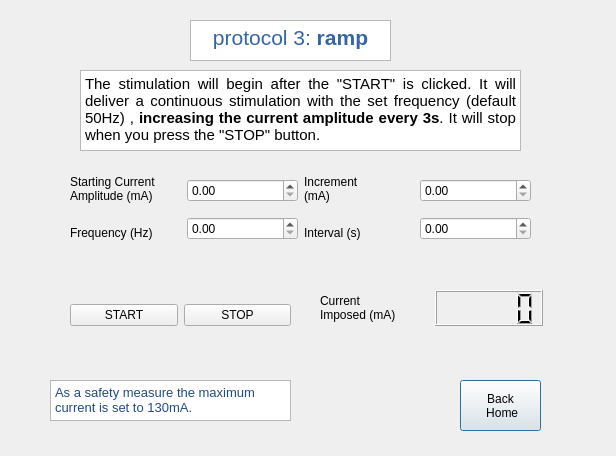
The window that _Stimulation/stimulation_GUI/protocol3.ui (annasparapani/MScThesis_tSCS) describes before a commit, drawn with Qt 5.
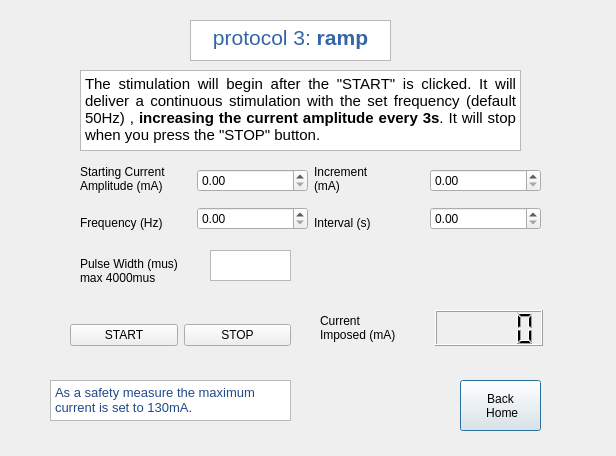
The same window after the commit.

What changed in the file:
```diff
--- a/_Stimulation/stimulation_GUI/protocol3.ui
+++ b/_Stimulation/stimulation_GUI/protocol3.ui
@@ -65,7 +65,7 @@
    <property name="geometry">
     <rect>
      <x>70</x>
-     <y>290</y>
+     <y>310</y>
      <width>221</width>
      <height>51</height>
     </rect>
@@ -108,7 +108,7 @@
    <property name="geometry">
     <rect>
      <x>320</x>
-     <y>290</y>
+     <y>310</y>
      <width>223</width>
      <height>36</height>
     </rect>
@@ -130,8 +130,8 @@
   <widget class="QWidget" name="layoutWidget">
    <property name="geometry">
     <rect>
-     <x>70</x>
-     <y>170</y>
+     <x>80</x>
+     <y>160</y>
      <width>461</width>
      <height>81</height>
     </rect>
@@ -197,6 +197,30 @@
     </item>
    </layout>
   </widget>
+  <widget class="QLabel" name="label_PW">
+   <property name="geometry">
+    <rect>
+     <x>80</x>
+     <y>250</y>
+     <width>131</width>
+     <height>41</height>
+    </rect>
+   </property>
+   <property name="text">
+    <string>Pulse Width (mus) 
+max 4000mus</string>
+   </property>
+  </widget>
+  <widget class="QPlainTextEdit" name="plainTextEdit_PW">
+   <property name="geometry">
+    <rect>
+     <x>210</x>
+     <y>250</y>
+     <width>81</width>
+     <height>31</height>
+    </rect>
+   </property>
+  </widget>
  </widget>
  <resources/>
  <connections/>
```
